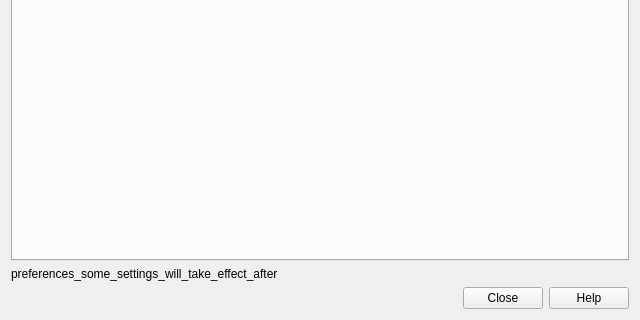
Above: qt/aqt/forms/preferences.ui from ankitects/anki before the change; both pictures show x 0 to 640 and y 340 to 660 of the 640 by 660 pixel window. Below: the same form after it.
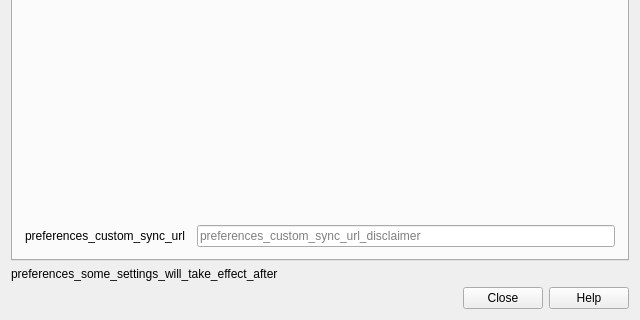
That is the form after the change. The open tabs and pages were chosen to show the change.

Commit message: Rework syncing code, and replace local sync server

```diff
--- a/qt/aqt/forms/preferences.ui
+++ b/qt/aqt/forms/preferences.ui
@@ -492,6 +492,24 @@
          </property>
         </spacer>
        </item>
+       <item>
+        <layout class="QGridLayout" name="gridLayout_2">
+         <item row="0" column="1">
+          <widget class="QLineEdit" name="custom_sync_url">
+           <property name="placeholderText">
+            <string>preferences_custom_sync_url_disclaimer</string>
+           </property>
+          </widget>
+         </item>
+         <item row="0" column="0">
+          <widget class="QLabel" name="label">
+           <property name="text">
+            <string>preferences_custom_sync_url</string>
+           </property>
+          </widget>
+         </item>
+        </layout>
+       </item>
       </layout>
      </widget>
      <widget class="QWidget" name="tab">
```
Left out of the diff: 1 changed line with no effect on the pictures. The commit also changes 135 other files.
